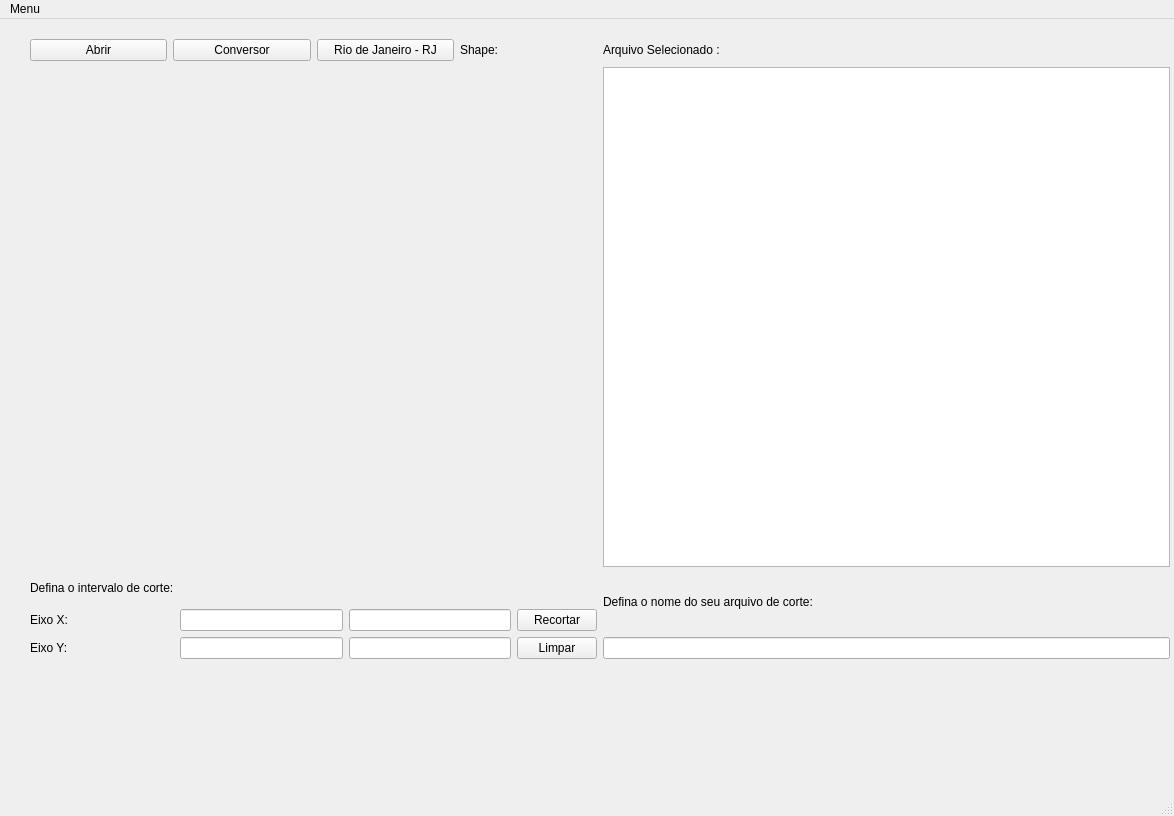
The window that betsabe/PyVista/open_tif_pyvista.ui (BetSpaguetty/Projeto-Taludes) describes before a commit, drawn with Qt 5.
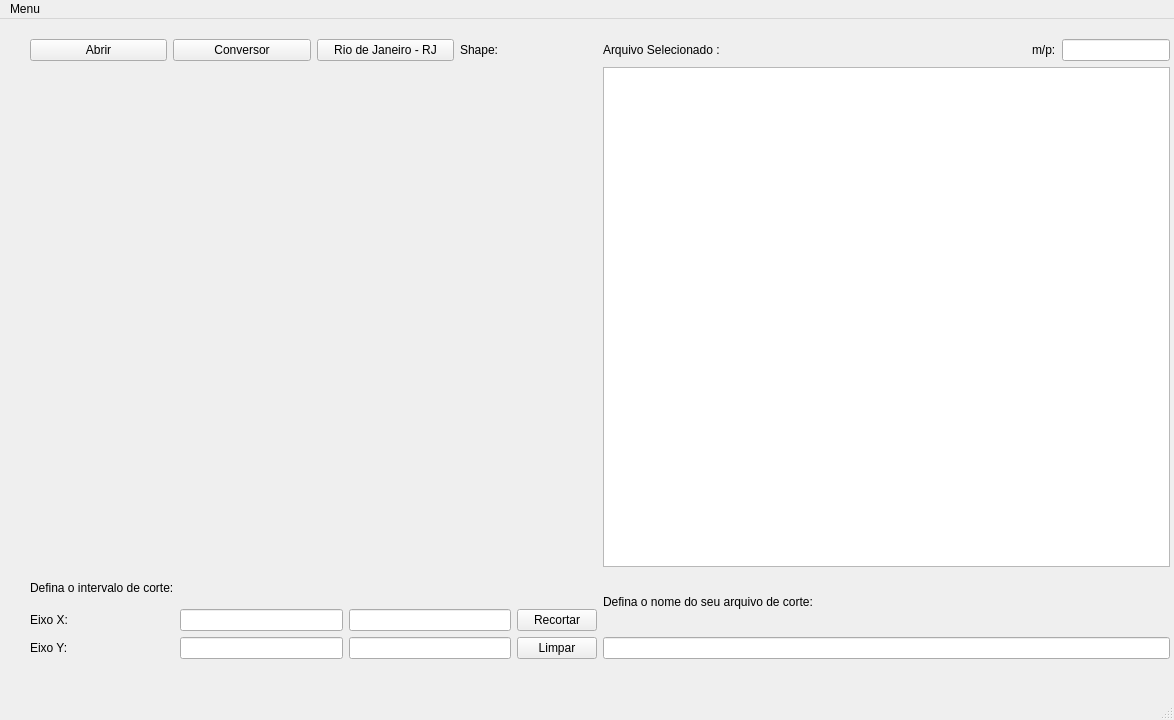
The same window after the commit.

```diff
--- a/betsabe/PyVista/open_tif_pyvista.ui
+++ b/betsabe/PyVista/open_tif_pyvista.ui
@@ -7,7 +7,7 @@
     <x>0</x>
     <y>0</y>
     <width>1174</width>
-    <height>816</height>
+    <height>720</height>
    </rect>
   </property>
   <property name="windowTitle">
@@ -52,6 +52,19 @@
      </item>
      <item row="0" column="1">
       <layout class="QGridLayout" name="gridLayout">
+       <item row="0" column="1">
+        <widget class="QLabel" name="label">
+         <property name="sizePolicy">
+          <sizepolicy hsizetype="Fixed" vsizetype="Fixed">
+           <horstretch>0</horstretch>
+           <verstretch>0</verstretch>
+          </sizepolicy>
+         </property>
+         <property name="text">
+          <string>m/p:</string>
+         </property>
+        </widget>
+       </item>
        <item row="0" column="0">
         <widget class="QLabel" name="label_nomeArquivo">
          <property name="text">
@@ -59,6 +72,19 @@
          </property>
         </widget>
        </item>
+       <item row="0" column="2">
+        <widget class="QLineEdit" name="metros_por_pixel">
+         <property name="enabled">
+          <bool>true</bool>
+         </property>
+         <property name="sizePolicy">
+          <sizepolicy hsizetype="Fixed" vsizetype="Fixed">
+           <horstretch>0</horstretch>
+           <verstretch>0</verstretch>
+          </sizepolicy>
+         </property>
+        </widget>
+       </item>
       </layout>
      </item>
      <item row="0" column="0">
```
